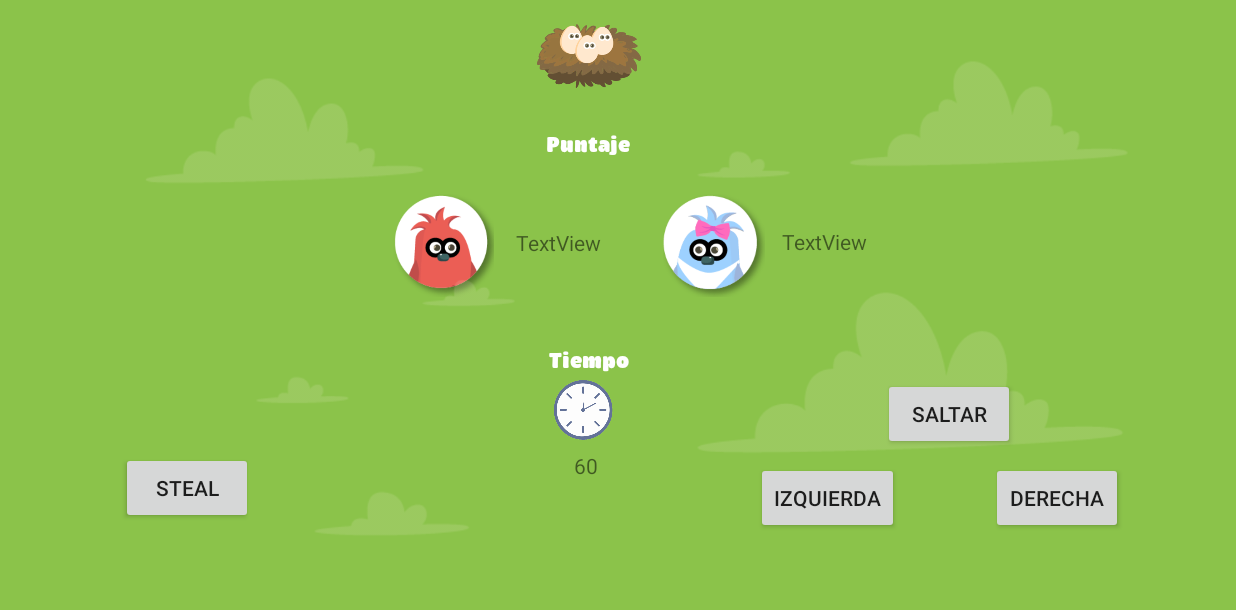
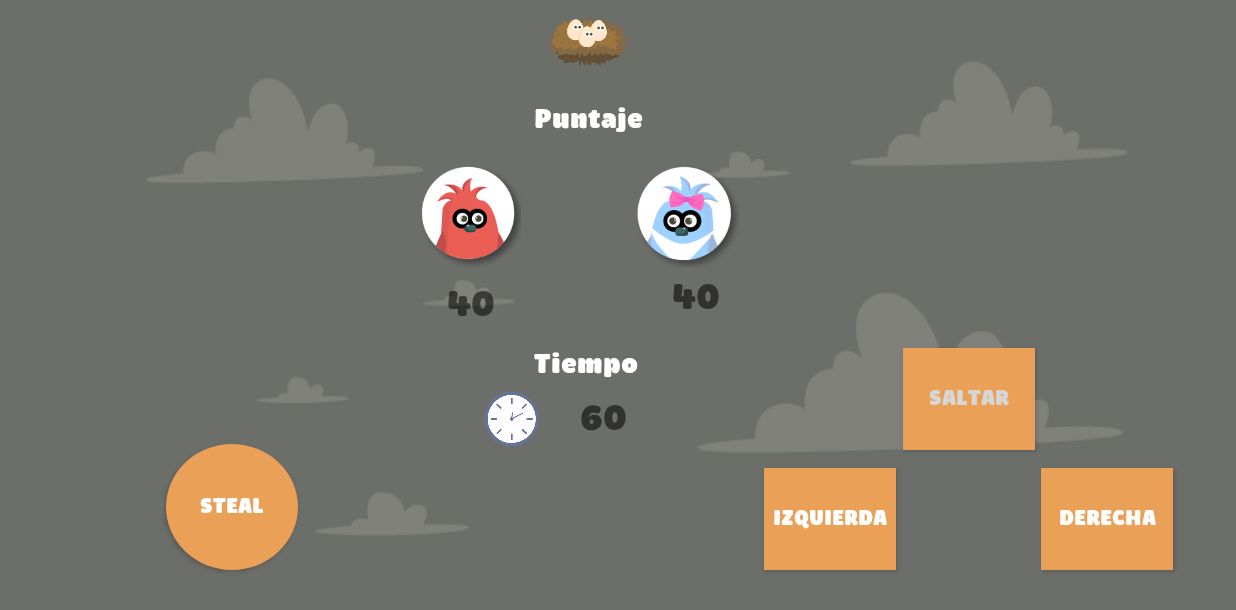
Before and after one commit to P09OB/ClienteStealEggs, an Android app: the Control screen opened directly, with no data from a screen before it, on a phone screen of 824 x 412 dp (held sideways). Shown: the top 610 px of the screen. Run offline under Robolectric (Android 15) with nearby library versions, the phone set to English and light mode, and no system bars.

Commit message:
Mover check

```diff
--- a/app/src/main/java/com/example/clientestealeggs/Conexion.java
+++ b/app/src/main/java/com/example/clientestealeggs/Conexion.java
@@ -25,15 +25,13 @@ public class Conexion extends AppCompatActivity implements  OnMessageListener{
         setContentView(R.layout.activity_conexion);
 
         //El ip que nos envio MainActivity
-        SharedPreferences preferences= getSharedPreferences("Cajon",MODE_PRIVATE);
+        SharedPreferences preferences = getSharedPreferences("Cajon", MODE_PRIVATE);
         String codigo = preferences.getString("codigo1","NO_CODIGO");
         puerto = preferences.getInt("puerto",0);
 
         tcp = TCPSingleton.getInstance();
         tcp.setCodigo(codigo);
         tcp.setPuerto(puerto);
-        Log.e("imprimamos",""+tcp.getPuerto());
-        Log.e("imprimamos",""+tcp.getCodigo());
         tcp.setObservador(this);
 
     }
@@ -55,6 +53,5 @@ public class Conexion extends AppCompatActivity implements  OnMessageListener{
         );
 
 
-        Log.e("CLIENTE",""+mensaje);
     }
 }
--- a/app/src/main/java/com/example/clientestealeggs/Control.java
+++ b/app/src/main/java/com/example/clientestealeggs/Control.java
@@ -29,11 +29,12 @@ public class Control extends AppCompatActivity implements View.OnClickListener,
     private Button rodar;
     private ConstraintLayout colorBackground;
     private TextView score1, score2, time;
-    int puerto;
-    boolean buttonPressed;
-    boolean jump;
+    private int puerto;
+    private boolean buttonPressed;
     private int x, y;
     private boolean dir = false;
+    private boolean jump = false;
+    private boolean steal = false;
 
     @Override
     protected void onCreate(Bundle savedInstanceState) {
@@ -57,14 +58,14 @@ public class Control extends AppCompatActivity implements View.OnClickListener,
         tcp = TCPSingleton.getInstance();
         tcp.setObservador(this);
 
-        SharedPreferences preferences= getSharedPreferences("Cajon",MODE_PRIVATE);
-        puerto = preferences.getInt("puerto",0);
+        SharedPreferences preferences = getSharedPreferences("Cajon", MODE_PRIVATE);
+        puerto = preferences.getInt("puerto", 0);
 
-        if(puerto ==5000){
+        if (puerto == 5000) {
 
             colorBackground.setBackgroundColor(Color.parseColor("#EB5E55"));
 
-        } else  if(puerto == 4000){
+        } else if (puerto == 4000) {
             colorBackground.setBackgroundColor(Color.parseColor("#9DD1FF"));
             x = 870;
         }
@@ -82,13 +83,12 @@ public class Control extends AppCompatActivity implements View.OnClickListener,
 
         Gson gson = new Gson();
         GameState gameState = gson.fromJson(mensaje, GameState.class);
-        Log.e("timeControl",""+gameState.getTiempo());
 
-        runOnUiThread( ()-> score1.setText(""+gameState.getPuntaje1()));
-        runOnUiThread( ()-> score2.setText(""+gameState.getPuntaje2()));
-        runOnUiThread( ()-> score2.setText(""+gameState.getPuntaje2()));
-        runOnUiThread( ()-> time.setText(""+gameState.getTiempo()));
 
+        runOnUiThread(() -> score1.setText("" + gameState.getPuntaje1()));
+        runOnUiThread(() -> score2.setText("" + gameState.getPuntaje2()));
+        runOnUiThread(() -> score2.setText("" + gameState.getPuntaje2()));
+        runOnUiThread(() -> time.setText("" + gameState.getTiempo()));
 
 
     }
@@ -97,42 +97,46 @@ public class Control extends AppCompatActivity implements View.OnClickListener,
     @Override
     public boolean onTouch(View view, MotionEvent motionEvent) {
 
-        switch(motionEvent.getAction()){
+        switch (motionEvent.getAction()) {
             case MotionEvent.ACTION_DOWN:
                 buttonPressed = true;
 
                 new Thread(
 
-                        ()->{
+                        () -> {
 
-                            while (buttonPressed){
+                            while (buttonPressed) {
 
-                                switch (view.getId()){
+                                switch (view.getId()) {
 
                                     case R.id.rightButton4:
 
 
-                                        if(x <= 840) {
+                                        if (x <= 840) {
                                             x += 10;
                                             dir = false;
                                         }
 
                                         break;
                                     case R.id.leftButton3:
-                                        if(x >=0) {
+                                        if (x >= 0) {
 
                                             x -= 10;
+
+
                                             dir = true;
                                         }
                                         break;
 
                                     case R.id.jumpButton:
 
-
+                                        jump = true;
 
                                         break;
 
                                     case R.id.stealbutton:
+
+                                        steal = true;
 
                                         break;
 
@@ -140,7 +144,7 @@ public class Control extends AppCompatActivity implements View.OnClickListener,
 
 
                                 String id = UUID.randomUUID().toString();
-                                Coordenadas coordenada = new Coordenadas(x,y,dir,id);
+                                Coordenadas coordenada = new Coordenadas(x, y, dir, steal, jump, id);
                                 Gson gson = new Gson();
                                 String json = gson.toJson(coordenada);
 
@@ -165,10 +169,7 @@ public class Control extends AppCompatActivity implements View.OnClickListener,
             case MotionEvent.ACTION_UP:
 
                 buttonPressed = false;
-
-
-
-
+                jump = false;
 
 
                 break;
--- a/app/src/main/java/com/example/clientestealeggs/model/Coordenadas.java
+++ b/app/src/main/java/com/example/clientestealeggs/model/Coordenadas.java
@@ -6,15 +6,35 @@ public class Coordenadas {
     private int y;
     private String id;
     private boolean dir;
+    private boolean steal;
+    private boolean jump;
 
-    public Coordenadas(int x, int y, boolean dir, String id) {
+    public Coordenadas(int x, int y, boolean dir, boolean steal, boolean jump, String id) {
         this.x = x;
         this.y = y;
         this.id = id;
         this.dir = dir;
+        this.steal = steal;
+        this. jump = jump;
     }
 
     public Coordenadas() {
+    }
+
+    public boolean isSteal() {
+        return steal;
+    }
+
+    public void setSteal(boolean steal) {
+        this.steal = steal;
+    }
+
+    public boolean isJump() {
+        return jump;
+    }
+
+    public void setJump(boolean jump) {
+        this.jump = jump;
     }
 
     public boolean isDir() {
--- /dev/null
+++ b/app/src/main/res/drawable/buttonscontrol.xml
@@ -0,0 +1,7 @@
+<?xml version="1.0" encoding="utf-8"?>
+<shape android:shape="oval"
+    xmlns:android="http://schemas.android.com/apk/res/android" >
+    <solid android:color="#EAA056"/>
+    <size android:width="80dp" android:height="80dp"/>
+
+</shape>
--- a/app/src/main/res/layout/activity_control.xml
+++ b/app/src/main/res/layout/activity_control.xml
@@ -5,138 +5,154 @@
     android:id="@+id/background"
     android:layout_width="match_parent"
     android:layout_height="match_parent"
-    android:background="#8BC34A"
+    android:background="#6C6E6A"
     tools:context=".Control">
 
     <Button
         android:id="@+id/jumpButton"
         android:layout_width="wrap_content"
-        android:layout_height="wrap_content"
-        android:layout_marginTop="252dp"
+        android:layout_height="68dp"
+        android:layout_marginBottom="12dp"
+        android:background="#EAA056"
+        android:fontFamily="@font/brevia"
         android:text="Saltar"
+        android:textColor="@color/ic_launcher_background"
+        app:layout_constraintBottom_toTopOf="@+id/leftButton3"
         app:layout_constraintEnd_toEndOf="parent"
-        app:layout_constraintHorizontal_bias="0.8"
-        app:layout_constraintStart_toStartOf="parent"
-        app:layout_constraintTop_toTopOf="parent" />
+        app:layout_constraintHorizontal_bias="0.818"
+        app:layout_constraintStart_toStartOf="parent" />
 
     <Button
         android:id="@+id/leftButton3"
         android:layout_width="wrap_content"
-        android:layout_height="wrap_content"
-        android:layout_marginTop="8dp"
+        android:layout_height="68dp"
+        android:layout_marginBottom="32dp"
+        android:background="#EAA056"
+        android:elevation="@android:dimen/thumbnail_height"
+        android:fontFamily="@font/brevia"
         android:text="Izquierda"
+        android:textColor="#FFFFFF"
+        app:layout_constraintBottom_toBottomOf="parent"
         app:layout_constraintEnd_toEndOf="parent"
         app:layout_constraintHorizontal_bias="0.692"
-        app:layout_constraintStart_toStartOf="parent"
-        app:layout_constraintTop_toBottomOf="@+id/jumpButton" />
+        app:layout_constraintStart_toStartOf="parent" />
 
     <Button
         android:id="@+id/rightButton4"
         android:layout_width="wrap_content"
-        android:layout_height="wrap_content"
-        android:layout_marginTop="8dp"
+        android:layout_height="68dp"
+        android:layout_marginBottom="32dp"
+        android:background="#EAA056"
+        android:fontFamily="@font/brevia"
         android:text="Derecha"
+        android:textColor="#FFFFFF"
+        android:textSize="14sp"
+        app:layout_constraintBottom_toBottomOf="parent"
         app:layout_constraintEnd_toEndOf="parent"
-        app:layout_constraintHorizontal_bias="0.898"
-        app:layout_constraintStart_toStartOf="parent"
-        app:layout_constraintTop_toBottomOf="@+id/jumpButton" />
+        app:layout_constraintHorizontal_bias="0.943"
+        app:layout_constraintStart_toStartOf="parent" />
 
     <Button
         android:id="@+id/stealbutton"
-        android:layout_width="wrap_content"
-        android:layout_height="wrap_content"
-        android:layout_marginTop="301dp"
+        android:layout_width="88dp"
+        android:layout_height="84dp"
+        android:layout_marginBottom="32dp"
+        android:background="@drawable/buttonscontrol"
+        android:fontFamily="@font/brevia"
         android:text="STEAL"
+        android:textColor="#FFFFFF"
+        app:layout_constraintBottom_toBottomOf="parent"
         app:layout_constraintEnd_toEndOf="parent"
-        app:layout_constraintHorizontal_bias="0.11"
-        app:layout_constraintStart_toStartOf="parent"
-        app:layout_constraintTop_toTopOf="parent" />
+        app:layout_constraintHorizontal_bias="0.15"
+        app:layout_constraintStart_toStartOf="parent" />
 
     <TextView
         android:id="@+id/textView9"
         android:layout_width="wrap_content"
         android:layout_height="wrap_content"
+        android:layout_marginTop="16dp"
         android:fontFamily="@font/breviaextrablack"
         android:text="Puntaje"
         android:textColor="#FFFFFF"
+        android:textSize="18sp"
         android:textStyle="bold"
-        app:layout_constraintBottom_toBottomOf="parent"
         app:layout_constraintEnd_toEndOf="parent"
         app:layout_constraintHorizontal_bias="0.474"
         app:layout_constraintStart_toStartOf="parent"
-        app:layout_constraintTop_toTopOf="parent"
-        app:layout_constraintVertical_bias="0.226" />
+        app:layout_constraintTop_toBottomOf="@+id/imageView6" />
 
     <TextView
         android:id="@+id/textView7"
         android:layout_width="wrap_content"
         android:layout_height="wrap_content"
+        android:layout_marginTop="20dp"
         android:fontFamily="@font/breviaextrablack"
         android:text="Tiempo"
         android:textColor="#FFFFFF"
+        android:textSize="18sp"
         android:textStyle="bold"
-        app:layout_constraintBottom_toTopOf="@+id/time"
         app:layout_constraintEnd_toEndOf="parent"
-        app:layout_constraintHorizontal_bias="0.475"
+        app:layout_constraintHorizontal_bias="0.472"
         app:layout_constraintStart_toStartOf="parent"
-        app:layout_constraintTop_toTopOf="parent"
-        app:layout_constraintVertical_bias="0.817" />
+        app:layout_constraintTop_toBottomOf="@+id/score1" />
 
     <ImageView
         android:id="@+id/imageView"
         android:layout_width="67dp"
         android:layout_height="71dp"
-        app:layout_constraintBottom_toBottomOf="parent"
+        android:layout_marginTop="20dp"
         app:layout_constraintEnd_toEndOf="parent"
-        app:layout_constraintHorizontal_bias="0.346"
+        app:layout_constraintHorizontal_bias="0.37"
         app:layout_constraintStart_toStartOf="parent"
-        app:layout_constraintTop_toTopOf="parent"
-        app:layout_constraintVertical_bias="0.376"
+        app:layout_constraintTop_toBottomOf="@+id/textView9"
         app:srcCompat="@drawable/appstore3" />
 
     <ImageView
         android:id="@+id/imageView2"
         android:layout_width="68dp"
         android:layout_height="71dp"
-        app:layout_constraintBottom_toBottomOf="parent"
+        android:layout_marginTop="20dp"
         app:layout_constraintEnd_toEndOf="parent"
-        app:layout_constraintHorizontal_bias="0.585"
+        app:layout_constraintHorizontal_bias="0.562"
         app:layout_constraintStart_toStartOf="parent"
-        app:layout_constraintTop_toTopOf="parent"
-        app:layout_constraintVertical_bias="0.376"
+        app:layout_constraintTop_toBottomOf="@+id/textView9"
         app:srcCompat="@drawable/appstore2" />
 
     <TextView
         android:id="@+id/time"
         android:layout_width="wrap_content"
         android:layout_height="wrap_content"
-        android:layout_marginBottom="92dp"
+        android:layout_marginTop="16dp"
+        android:fontFamily="@font/brevia"
         android:text="60"
-        app:layout_constraintBottom_toBottomOf="parent"
+        android:textSize="24sp"
         app:layout_constraintEnd_toEndOf="parent"
-        app:layout_constraintHorizontal_bias="0.474"
-        app:layout_constraintStart_toStartOf="parent" />
+        app:layout_constraintHorizontal_bias="0.488"
+        app:layout_constraintStart_toStartOf="parent"
+        app:layout_constraintTop_toBottomOf="@+id/textView7" />
 
     <ImageView
         android:id="@+id/imageView5"
-        android:layout_width="60dp"
-        android:layout_height="43dp"
-        android:layout_marginBottom="5dp"
-        app:layout_constraintBottom_toTopOf="@+id/time"
+        android:layout_width="54dp"
+        android:layout_height="39dp"
+        android:layout_marginTop="8dp"
         app:layout_constraintEnd_toEndOf="parent"
-        app:layout_constraintHorizontal_bias="0.47"
+        app:layout_constraintHorizontal_bias="0.409"
         app:layout_constraintStart_toStartOf="parent"
+        app:layout_constraintTop_toBottomOf="@+id/textView7"
         app:srcCompat="@drawable/appstore4" />
 
     <ImageView
         android:id="@+id/imageView6"
-        android:layout_width="94dp"
-        android:layout_height="74dp"
+        android:layout_width="81dp"
+        android:layout_height="55dp"
         android:layout_marginBottom="16dp"
         app:layout_constraintBottom_toTopOf="@+id/textView9"
         app:layout_constraintEnd_toEndOf="parent"
         app:layout_constraintHorizontal_bias="0.474"
         app:layout_constraintStart_toStartOf="parent"
+        app:layout_constraintTop_toTopOf="parent"
+        app:layout_constraintVertical_bias="0.0"
         app:srcCompat="@drawable/appstore5" />
 
     <ImageView
@@ -145,7 +161,7 @@
         android:layout_height="wrap_content"
         app:layout_constraintBottom_toBottomOf="parent"
         app:layout_constraintEnd_toEndOf="parent"
-        app:layout_constraintHorizontal_bias="0.0"
+        app:layout_constraintHorizontal_bias="1.0"
         app:layout_constraintStart_toStartOf="parent"
         app:layout_constraintTop_toTopOf="parent"
         app:layout_constraintVertical_bias="0.0"
@@ -155,23 +171,28 @@
         android:id="@+id/score1"
         android:layout_width="wrap_content"
         android:layout_height="wrap_content"
-        android:layout_marginTop="48dp"
-        android:text="TextView"
+        android:layout_marginTop="12dp"
+        android:fontFamily="@font/brevia"
+        android:text="40"
+        android:textSize="24sp"
         app:layout_constraintEnd_toEndOf="parent"
-        app:layout_constraintHorizontal_bias="0.448"
+        app:layout_constraintHorizontal_bias="0.376"
         app:layout_constraintStart_toStartOf="parent"
-        app:layout_constraintTop_toBottomOf="@+id/textView9" />
+        app:layout_constraintTop_toBottomOf="@+id/imageView" />
 
     <TextView
         android:id="@+id/score2"
         android:layout_width="wrap_content"
         android:layout_height="wrap_content"
-        android:text="TextView"
+        android:layout_marginTop="5dp"
+        android:fontFamily="@font/brevia"
+        android:text="40"
+        android:textSize="24sp"
         app:layout_constraintBottom_toBottomOf="parent"
         app:layout_constraintEnd_toEndOf="parent"
-        app:layout_constraintHorizontal_bias="0.679"
+        app:layout_constraintHorizontal_bias="0.566"
         app:layout_constraintStart_toStartOf="parent"
-        app:layout_constraintTop_toTopOf="parent"
-        app:layout_constraintVertical_bias="0.385" />
+        app:layout_constraintTop_toBottomOf="@+id/imageView2"
+        app:layout_constraintVertical_bias="0.01" />
 
 </androidx.constraintlayout.widget.ConstraintLayout>
--- a/app/src/main/res/layout/activity_main.xml
+++ b/app/src/main/res/layout/activity_main.xml
@@ -9,19 +9,16 @@
 
     <Button
         android:id="@+id/nextButton"
-        android:layout_width="178dp"
+        android:layout_width="wrap_content"
         android:layout_height="40dp"
-        android:layout_marginStart="275dp"
-        android:layout_marginEnd="275dp"
         android:layout_marginBottom="36dp"
         android:background="@drawable/buttons"
         android:fontFamily="@font/breviaextrablack"
-        android:text="Continuar"
+        android:text="    Continuar     "
         android:textColor="#FFFFFF"
         android:textStyle="bold"
         app:layout_constraintBottom_toBottomOf="parent"
         app:layout_constraintEnd_toEndOf="parent"
-        app:layout_constraintHorizontal_bias="0.0"
         app:layout_constraintStart_toStartOf="parent" />
 
     <ImageView
@@ -50,7 +47,7 @@
 
     <EditText
         android:id="@+id/codigoText"
-        android:layout_width="178dp"
+        android:layout_width="wrap_content"
         android:layout_height="44dp"
         android:layout_marginBottom="52dp"
         android:ems="10"
```
Also changed, not shown: app/src/main/java/com/example/clientestealeggs/Avatar.java (+5 -5 lines).
